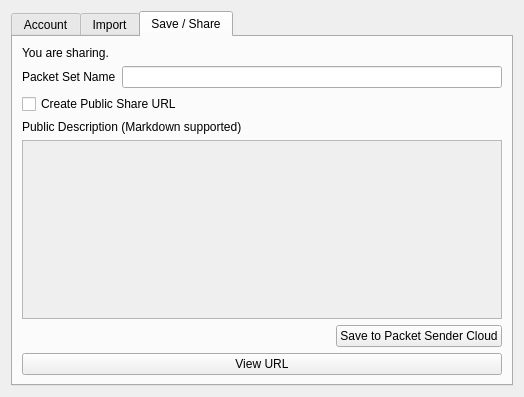
dannagle/PacketSender, file src/cloudui.ui: the form before one commit.
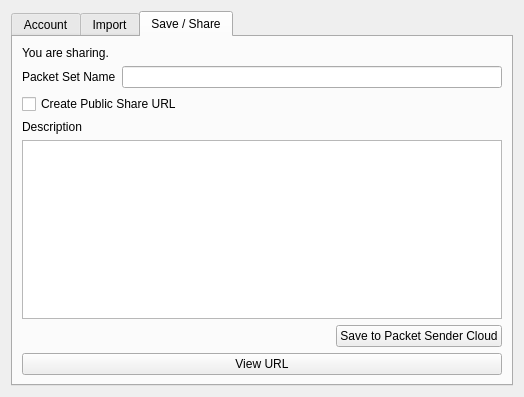
The form after the commit. Icons and pictures are not drawn.

Patch:
```diff
--- a/src/cloudui.ui
+++ b/src/cloudui.ui
@@ -275,14 +275,14 @@
        <item>
         <widget class="QLabel" name="label_4">
          <property name="text">
-          <string>Public Description (Markdown supported)</string>
+          <string>Description</string>
          </property>
         </widget>
        </item>
        <item>
         <widget class="QTextEdit" name="descriptionExportEdit">
          <property name="enabled">
-          <bool>false</bool>
+          <bool>true</bool>
          </property>
         </widget>
        </item>
```
